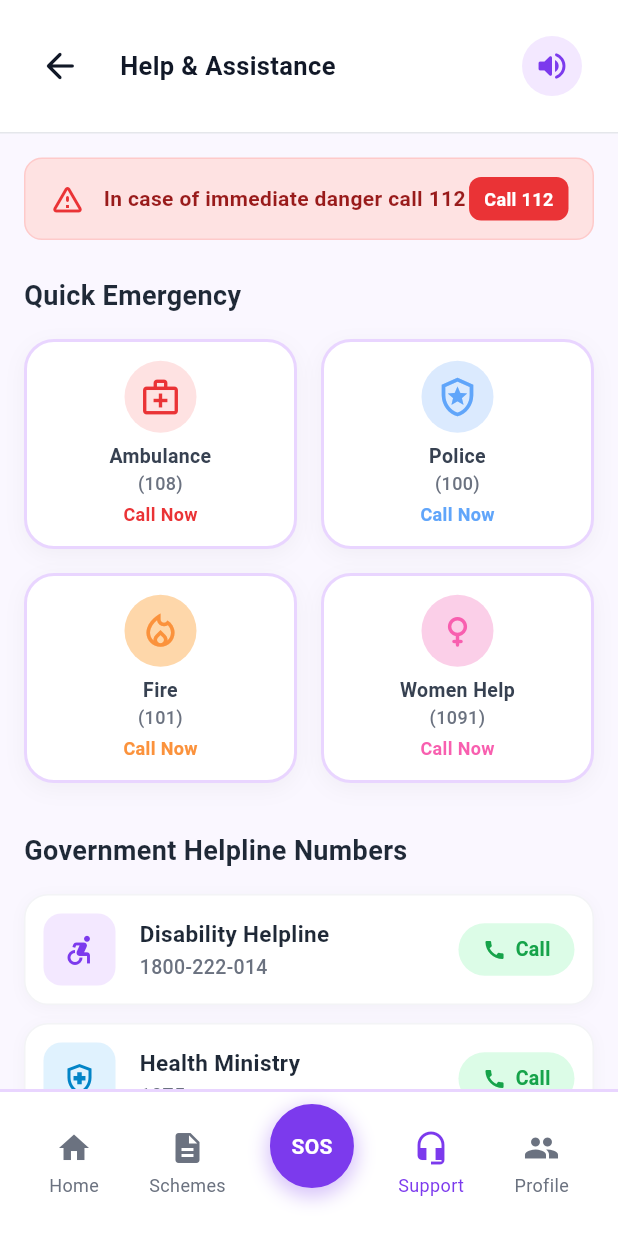
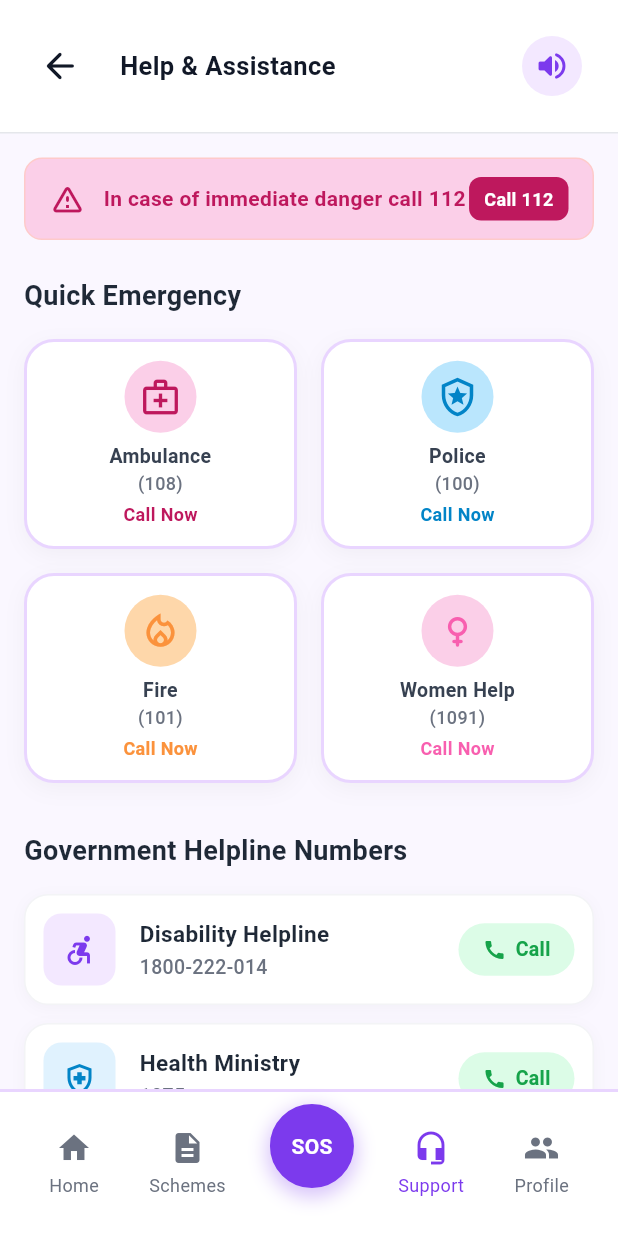
Before and after one commit to Ganesh-Code-Lives/AshaSahyoh_APP, a Flutter app: the HomeScreen screen opened directly with empty values, item 4 of the bottom bar chosen, on a phone screen of 412 x 824 dp. Run offline on Flutter 3.47's test engine with Material 3 defaults, Android fonts, the phone set to English and light mode, and no system bars; our stand-ins replace flutter_local_notifications, image_picker, shared_preferences, supabase_flutter, timezone; accounts and stored records are empty.

Commit message:
Fixed The Ui changes

```diff
--- a/lib/screens/home_screen.dart
+++ b/lib/screens/home_screen.dart
@@ -152,7 +152,7 @@ class _HomeScreenState extends State<HomeScreen> {
                              children: [
                                const SizedBox(height: 18),
                                Text(
-                                 'Welcome back,',
+                                 'Welcome Back,',
                                  style: TextStyle(
                                    color: Color(0xFF6E29DA), // Branded Purple
                                    fontSize: 16,
@@ -212,6 +212,7 @@ class _HomeScreenState extends State<HomeScreen> {
                children: [
                  // Quick Actions Grid
                   GridView(
+                    padding: EdgeInsets.zero,
                     shrinkWrap: true,
                     physics: const NeverScrollableScrollPhysics(),
                     gridDelegate: const SliverGridDelegateWithFixedCrossAxisCount(
@@ -293,7 +294,7 @@ class _HomeScreenState extends State<HomeScreen> {
                        const SizedBox(width: 12),
                        _buildSchemeCard('Assistive Devices', 'Offers financial assistance for purchasing durable, advanced, and scientifically designed assistive devices...', AppTheme.success),
                        const SizedBox(width: 12),
-                       _buildSchemeCard('Concessional Travel Pass', 'Provides concessions on train fares for persons with disabilities across multiple travel classes...', AppTheme.primary),
+                       _buildSchemeCard('Concessional Travel Pass', 'Provides concessions on train fares for persons with disabilities across multiple travel classes...', AppTheme.concession),
                      ],
                    ),
                  ),
--- a/lib/screens/scheme_details_screen.dart
+++ b/lib/screens/scheme_details_screen.dart
@@ -122,7 +122,7 @@ class _SchemeDetailsScreenState extends State<SchemeDetailsScreen> {
               style: ElevatedButton.styleFrom(
                 backgroundColor: Colors.transparent,
                 shadowColor: Colors.transparent,
-                padding: const EdgeInsets.symmetric(vertical: 20),
+                padding: const EdgeInsets.symmetric(vertical: 16),
                 shape: RoundedRectangleBorder(
                   borderRadius: BorderRadius.circular(16),
                 ),
--- a/lib/screens/support.dart
+++ b/lib/screens/support.dart
@@ -69,19 +69,19 @@ class Support extends StatelessWidget {
                       width: double.infinity,
                       padding: const EdgeInsets.symmetric(horizontal: 16, vertical: 12),
                       decoration: BoxDecoration(
-                        color: const Color(0xFFFEE2E2), // Light Red
+                        color: const Color(0xFFFBCFE8), // Light Red
                         borderRadius: BorderRadius.circular(12),
                         border: Border.all(color: const Color(0xFFFECACA)),
                       ),
                       child: Row(
                         children: [
-                          const Icon(Icons.warning_amber_rounded, color: Color(0xFFEA3336), size: 24),
+                          const Icon(Icons.warning_amber_rounded, color: Color(0xFFBE185D), size: 24),
                           const SizedBox(width: 12),
                           const Expanded(
                             child: Text(
                               "In case of immediate danger call 112",
                               style: TextStyle(
-                                color: Color(0xFF991B1B),
+                                color: Color(0xFFBE185D),
                                 fontWeight: FontWeight.bold,
                                 fontSize: 14,
                               ),
@@ -89,7 +89,7 @@ class Support extends StatelessWidget {
                           ),
                           Container(
                             decoration: BoxDecoration(
-                              color: const Color(0xFFEA3336),
+                              color: const Color(0xFFBE185D),
                               borderRadius: BorderRadius.circular(8),
                             ),
                             child: Material(
@@ -136,8 +136,8 @@ class Support extends StatelessWidget {
                               title: "Ambulance",
                               number: "108",
                               icon: Icons.medical_services_outlined,
-                              colorTheme: const Color(0xFFEA3336), // Soft Red
-                              bgColor: const Color(0xFFFEE2E2),
+                              colorTheme: const Color(0xFFBE185D), // Soft Red
+                              bgColor: const Color(0xFFFBCFE8),
                             ),
                             _EmergencyCard(
                               width: itemWidth,
@@ -145,8 +145,8 @@ class Support extends StatelessWidget {
                               title: "Police",
                               number: "100",
                               icon: Icons.local_police_outlined,
-                              colorTheme: const Color(0xFF60A5FA), // Soft Blue
-                              bgColor: const Color(0xFFDBEAFE),
+                              colorTheme: const Color(0xFF0284C7), // Soft Blue
+                              bgColor: const Color(0xFFBAE6FD),
                             ),
                             _EmergencyCard(
                               width: itemWidth,
--- a/lib/theme/app_theme.dart
+++ b/lib/theme/app_theme.dart
@@ -2,6 +2,7 @@ import 'package:flutter/material.dart';
 
 class AppTheme {
   static const Color primary = Color(0xFF7C3AED);
+  static const Color concession = Color(0xFF0284C7);
   static const Color primaryDark = Color(0xFF6D28D9);
   static const Color background = Color(0xFFFAF7FF);
   static const Color surface = Colors.white;
```
Also changed, not shown: lib/screens/create_reminder_screen.dart (+24 -0 lines), lib/screens/profile.dart (+17 -4 lines), lib/screens/mobile_number_input.dart (line endings or trailing spaces), lib/screens/otp_verification.dart (line endings or trailing spaces).
